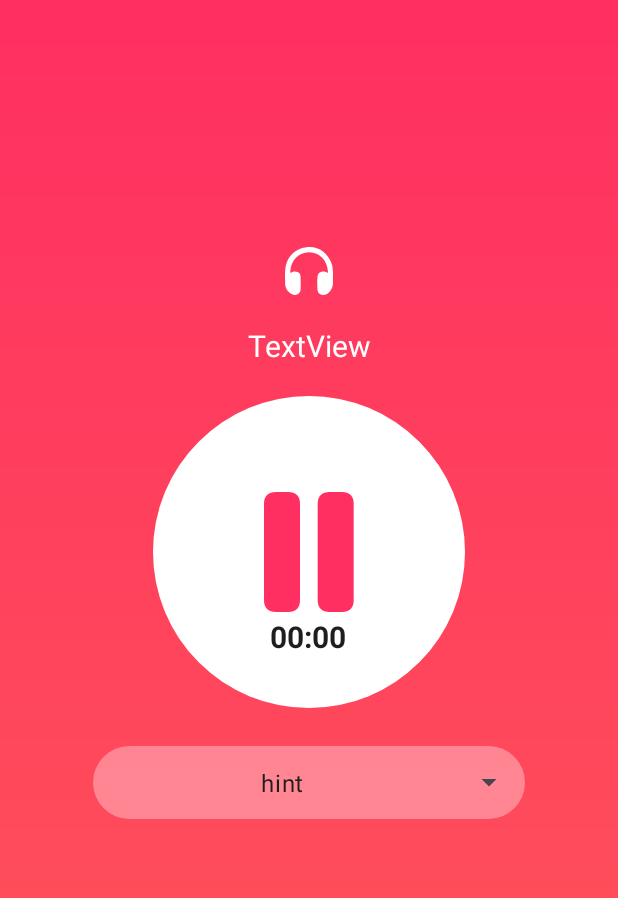
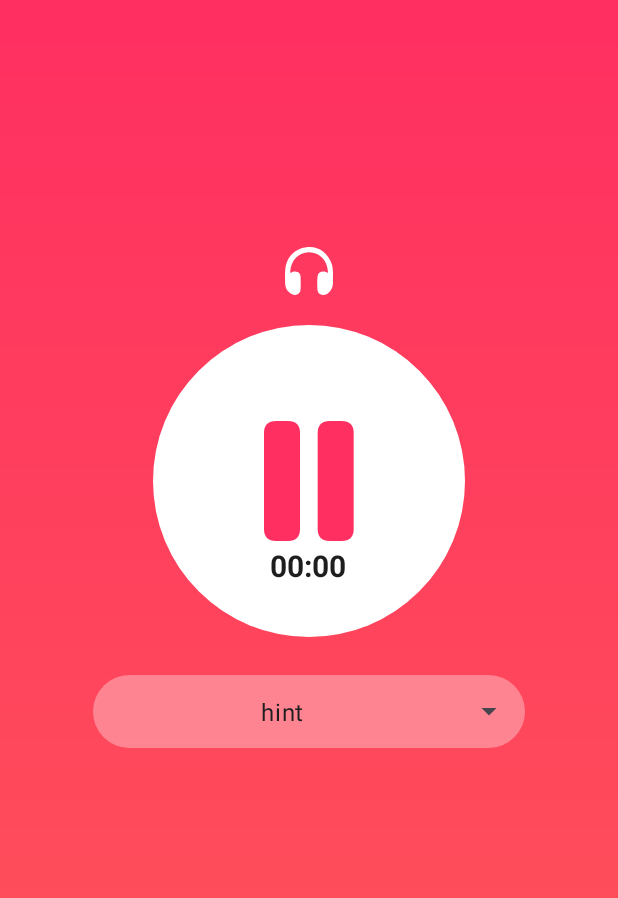
Before and after one commit to RUSHES02/Weis, an Android app: the screen it shows after launch once a user with an empty profile is signed in (MainContainerActivity), after a tap on an icon or button, on a phone screen of 412 x 824 dp. Shown: the top 898 px of the screen. Run offline under Robolectric (Android 15) with nearby library versions, the light colour scheme and no system bars; our stand-ins replace Firebase (no records; nobody signed in at launch, a user with empty details on screens opened directly); 6 statements that could not run were skipped.

Commit message:
goal passed from goal to play music fragment

```diff
--- a/app/src/main/java/com/example/weis/ui/activity/MainContainerActivity.kt
+++ b/app/src/main/java/com/example/weis/ui/activity/MainContainerActivity.kt
@@ -5,6 +5,7 @@ import android.graphics.PorterDuffColorFilter
 import android.graphics.drawable.Drawable
 import androidx.appcompat.app.AppCompatActivity
 import android.os.Bundle
+import android.util.Log
 import android.view.View
 import android.widget.ImageView
 import android.widget.TextView
@@ -12,25 +13,29 @@ import androidx.core.content.ContextCompat
 import com.example.weis.R
 import com.example.weis.databinding.ActivityMainContainerBinding
 import com.example.weis.adapter.ViewPagerAdapter
-import com.example.weis.ui.fragment.HomeFragment
-import com.example.weis.ui.fragment.FocusFragment
-import com.example.weis.ui.fragment.GoalsFragment
+import com.example.weis.modals.Goal
+import com.example.weis.ui.fragment.mainFragments.HomeFragment
+import com.example.weis.ui.fragment.mainFragments.focusFragments.FocusFragment
+import com.example.weis.ui.fragment.mainFragments.goalFragments.GoalsFragment
 import com.google.android.material.tabs.TabLayout
 import com.google.android.material.tabs.TabLayout.OnTabSelectedListener
 import com.google.android.material.tabs.TabLayoutMediator
 
-class MainContainerActivity : AppCompatActivity() {
+class MainContainerActivity : AppCompatActivity(){
+    private lateinit var binding: ActivityMainContainerBinding
+    private lateinit var viewPagerAdapter : ViewPagerAdapter
 
-    private lateinit var binding: ActivityMainContainerBinding
     override fun onCreate(savedInstanceState: Bundle?) {
         super.onCreate(savedInstanceState)
-
+        //setting up the binder class
         binding = ActivityMainContainerBinding.inflate(layoutInflater)
         setContentView(binding.root)
 
+        //setting the status bar color
         window.statusBarColor = ContextCompat.getColor(this, R.color.primaryColor)
 
-        val viewPagerAdapter = ViewPagerAdapter(this)
+        //initializing and setting up hte view pager with the fragments
+        viewPagerAdapter = ViewPagerAdapter(this)
         viewPagerAdapter.addFragment(
             FocusFragment(),
             getString(R.string.focus),
@@ -50,35 +55,28 @@ class MainContainerActivity : AppCompatActivity() {
             getColorIcon(R.drawable.ic_notes, R.color.primaryColor)
         )
 
+
         binding.viewPagerMain.adapter = viewPagerAdapter
+        //setting the default fragment
         binding.viewPagerMain.setCurrentItem(1, true)
 
+        //attaching the tab layout with the view pager
         TabLayoutMediator(binding.tabLayout, binding.viewPagerMain) { tab, position ->
             val customTabView = viewPagerAdapter.getTabView(position)
             tab.customView = customTabView
+            //selecting the second tab
             if(position == 1){
-                tab.let {
-                    val customTabView = it.customView
-                    val tabIconImageView = customTabView?.findViewById<ImageView>(R.id.tabIcon)
-                    val tabNameTextView = customTabView?.findViewById<TextView>(R.id.tabName)
-
-                    tabIconImageView?.setColorFilter(ContextCompat.getColor(this@MainContainerActivity, R.color.primaryColor))
-                    tabNameTextView?.setTextColor(ContextCompat.getColor(this@MainContainerActivity, R.color.primaryColor))
-                }
+                setTab(tab, R.color.primaryColor)
             }
         }.attach()
         binding.tabLayout.getTabAt(1)?.select()
 
+        //to specify the changes while a tab is selected or unselected
         binding.tabLayout.addOnTabSelectedListener(object : OnTabSelectedListener{
             override fun onTabSelected(tab: TabLayout.Tab?) {
-                tab?.let {
-                    val customTabView = it.customView
-                    val tabIconImageView = customTabView?.findViewById<ImageView>(R.id.tabIcon)
-                    val tabNameTextView = customTabView?.findViewById<TextView>(R.id.tabName)
 
-                    tabIconImageView?.setColorFilter(ContextCompat.getColor(this@MainContainerActivity, R.color.primaryColor))
-                    tabNameTextView?.setTextColor(ContextCompat.getColor(this@MainContainerActivity, R.color.primaryColor))
-                }
+                setTab(tab, R.color.primaryColor)
+                //if the first tab is selected hide the tab layout
                 if(tab?.position == 0){
                     binding.cardTabLay.visibility = View.GONE
                 }else{
@@ -86,34 +84,50 @@ class MainContainerActivity : AppCompatActivity() {
                 }
             }
 
+            //when a tab is unselected
             override fun onTabUnselected(tab: TabLayout.Tab?) {
-                tab?.let {
-                    val customTabView = it.customView
-                    val tabIconImageView = customTabView?.findViewById<ImageView>(R.id.tabIcon)
-                    val tabNameTextView = customTabView?.findViewById<TextView>(R.id.tabName)
-
-                    tabIconImageView?.setColorFilter(ContextCompat.getColor(this@MainContainerActivity, R.color.grey))
-                    tabNameTextView?.setTextColor(ContextCompat.getColor(this@MainContainerActivity, R.color.grey))
-                }
+                setTab(tab, R.color.grey)
             }
 
+            //when a tab is unselected
             override fun onTabReselected(tab: TabLayout.Tab?) {
-                tab?.let {
-                    val customTabView = it.customView
-                    val tabIconImageView = customTabView?.findViewById<ImageView>(R.id.tabIcon)
-                    val tabNameTextView = customTabView?.findViewById<TextView>(R.id.tabName)
-
-                    tabIconImageView?.setColorFilter(ContextCompat.getColor(this@MainContainerActivity, R.color.primaryColor))
-                    tabNameTextView?.setTextColor(ContextCompat.getColor(this@MainContainerActivity, R.color.primaryColor))
-                }
+                setTab(tab, R.color.primaryColor)
             }
 
         })
     }
 
+    //function to set the tab layout and the color
+    private fun setTab(tab : TabLayout.Tab?, color : Int){
+        tab?.let {
+            val customTabView = it.customView
+            val tabIconImageView = customTabView?.findViewById<ImageView>(R.id.tabIcon)
+            val tabNameTextView = customTabView?.findViewById<TextView>(R.id.tabName)
+
+            tabIconImageView?.setColorFilter(ContextCompat.getColor(this@MainContainerActivity, color))
+            tabNameTextView?.setTextColor(ContextCompat.getColor(this@MainContainerActivity, color))
+        }
+    }
+
+    //function to change the color of an xml icon drawable
     private fun getColorIcon(icon: Int, color: Int): Drawable? {
         val drawable = ContextCompat.getDrawable(this, icon)?.mutate()
         drawable?.colorFilter = PorterDuffColorFilter(ContextCompat.getColor(this, color), PorterDuff.Mode.SRC_IN)
         return drawable
     }
+
+    fun changeTab(position : Int, goal : Goal) {
+        Log.d("Start button","main container")
+        binding.viewPagerMain.setCurrentItem(position, true)
+        when(val frag = getCurrentFrag()){
+            is FocusFragment -> frag.receiveData(goal)
+        }
+    }
+
+    private fun getCurrentFrag() = supportFragmentManager.findFragmentByTag("f${binding.viewPagerMain.currentItem}")
+//    override fun sendData(data: Goal?) {
+////        val tag = "android:switcher:"+R.id.viewPagerMain.toString()+":"+1
+//        val fm = FocusFragment()
+//        fm.receiveData(data)
+//    }
 }
--- a/app/src/main/java/com/example/weis/ui/fragment/FocusFragment.kt
+++ /dev/null
@@ -1,36 +0,0 @@
-package com.example.weis.ui.fragment
-
-import android.os.Bundle
-import android.view.LayoutInflater
-import android.view.View
-import android.view.ViewGroup
-import androidx.fragment.app.Fragment
-import com.example.weis.databinding.FragmentFocusBinding
-
-class FocusFragment : Fragment() {
-
-    private lateinit var binding : FragmentFocusBinding
-    override fun onCreateView(
-        inflater: LayoutInflater, container: ViewGroup?,
-        savedInstanceState: Bundle?
-    ): View {
-        // Inflate the layout for this fragment
-        binding = FragmentFocusBinding.inflate(inflater, container, false)
-        return binding.root
-    }
-
-    override fun onViewCreated(view: View, savedInstanceState: Bundle?) {
-//        val childFragmentManager = childFragmentManager
-//
-//        val nestedFragment = StartMusicFragment()
-//        childFragmentManager.beginTransaction()
-//            .replace(R.id.fragContFocus, nestedFragment)
-//            .commit()
-    }
-
-//    interface OnNestedFragmentInteractionListener {
-//        fun onInteraction(data: String)
-//    }
-//
-
-}
--- a/app/src/main/java/com/example/weis/ui/fragment/HomeFragment.kt
+++ b/app/src/main/java/com/example/weis/ui/fragment/mainFragments/HomeFragment.kt
@@ -1,4 +1,4 @@
-package com.example.weis.ui.fragment
+package com.example.weis.ui.fragment.mainFragments
 
 import android.content.Context
 import android.content.Intent
--- a/app/src/main/java/com/example/weis/ui/fragment/musicFragments/GoalFinishedFragment.kt
+++ b/app/src/main/java/com/example/weis/ui/fragment/mainFragments/focusFragments/sub/GoalFinishedFragment.kt
@@ -1,4 +1,4 @@
-package com.example.weis.ui.fragment.musicFragments
+package com.example.weis.ui.fragment.mainFragments.focusFragments.sub
 
 import android.os.Bundle
 import androidx.fragment.app.Fragment
--- a/app/src/main/java/com/example/weis/ui/fragment/musicFragments/PlayFragment.kt
+++ b/app/src/main/java/com/example/weis/ui/fragment/mainFragments/focusFragments/sub/PlayFragment.kt
@@ -1,4 +1,4 @@
-package com.example.weis.ui.fragment.musicFragments
+package com.example.weis.ui.fragment.mainFragments.focusFragments.sub
 
 import android.media.MediaPlayer
 import android.os.Bundle
@@ -11,11 +11,12 @@ import androidx.core.content.res.ResourcesCompat
 import androidx.fragment.app.Fragment
 import com.example.weis.R
 import com.example.weis.databinding.FragmentPlayBinding
+import com.example.weis.modals.Goal
 
-class PlayFragment : Fragment() {
+class PlayFragment(private val goal : Goal? = null) : Fragment() {
 
 
-    private lateinit var binder : FragmentPlayBinding
+    private lateinit var binding : FragmentPlayBinding
     private val handler = android.os.Handler()
     lateinit var mediaPlayer :MediaPlayer
     private val musics = arrayOf("Black Hole", "Rain On Car Window")
@@ -30,8 +31,8 @@ class PlayFragment : Fragment() {
         savedInstanceState: Bundle?
     ): View {
         // Inflate the layout for this fragment
-        binder = FragmentPlayBinding.inflate(inflater, container, false)
-        return binder.root
+        binding = FragmentPlayBinding.inflate(inflater, container, false)
+        return binding.root
     }
 
     private var state  = MediaState.OFF
@@ -40,9 +41,15 @@ class PlayFragment : Fragment() {
         mediaPlayer = MediaPlayer.create(context, R.raw.rain_car_win)
         mediaPlayer.isLooping = false
 
+        if(goal != null){
+            binding.textGoalComp.text = goal.goal
+        }else{
+            binding.textGoalComp.visibility = View.GONE
+        }
+
         val musicOptions : ArrayAdapter<String> = ArrayAdapter(requireContext(), R.layout.music_list_item, musicList.keys.toTypedArray())
-        binder.musicOptions.setAdapter(musicOptions)
-        binder.musicOptions.onItemClickListener = AdapterView.OnItemClickListener {
+        binding.musicOptions.setAdapter(musicOptions)
+        binding.musicOptions.onItemClickListener = AdapterView.OnItemClickListener {
             parent, view, position, id ->
             val key : String? = parent?.getItemAtPosition(position)?.toString()
             val resourceId: Int? = key?.let { musicList[it] }
@@ -56,25 +63,25 @@ class PlayFragment : Fragment() {
 
         }
 
-        binder.musicOptions.setDropDownBackgroundDrawable(
+        binding.musicOptions.setDropDownBackgroundDrawable(
             ResourcesCompat.getDrawable(
                 resources,
                 R.drawable.bg_text_box,
                 null
             )
         )
-        binder.musicOptions.setDropDownBackgroundResource(R.color.translucent)
+        binding.musicOptions.setDropDownBackgroundResource(R.color.translucent)
 
 
-        binder.imgBtnPlayPause.setOnClickListener{
+        binding.imgBtnPlayPause.setOnClickListener{
             if(state == MediaState.OFF){
                 state = MediaState.ON
                 mediaPlayer.start()
-                binder.imgBtnPlayPause.setImageResource(R.drawable.ic_pause)
+                binding.imgBtnPlayPause.setImageResource(R.drawable.ic_pause)
             }else{
                 state = MediaState.OFF
                 mediaPlayer.pause()
-                binder.imgBtnPlayPause.setImageResource(R.drawable.ic_play)
+                binding.imgBtnPlayPause.setImageResource(R.drawable.ic_play)
              }
         }
         startPeriodicTask()
--- a/app/src/main/java/com/example/weis/ui/fragment/musicFragments/StartMusicFragment.kt
+++ b/app/src/main/java/com/example/weis/ui/fragment/mainFragments/focusFragments/sub/StartMusicFragment.kt
@@ -1,4 +1,4 @@
-package com.example.weis.ui.fragment.musicFragments
+package com.example.weis.ui.fragment.mainFragments.focusFragments.sub
 
 import android.os.Bundle
 import android.util.Log
@@ -8,9 +8,10 @@ import android.view.View
 import android.view.ViewGroup
 import com.example.weis.R
 import com.example.weis.databinding.FragmentStartMusicBinding
+import com.example.weis.modals.Goal
+import com.example.weis.ui.fragment.mainFragments.focusFragments.sub.PlayFragment
 
-class StartMusicFragment : Fragment() {
-
+class StartMusicFragment(private val goal : Goal? = null) : Fragment() {
 
     private lateinit var binding : FragmentStartMusicBinding
     override fun onCreateView(
@@ -25,7 +26,7 @@ class StartMusicFragment : Fragment() {
     override fun onViewCreated(view: View, savedInstanceState: Bundle?) {
         binding.imgBtnPlay.setOnClickListener{
             Log.d("start music", "sensed clicked")
-            val newFragment = PlayFragment()
+            val newFragment = PlayFragment(goal)
             val fragmentManager = parentFragmentManager
             val transaction = fragmentManager.beginTransaction()
             transaction.replace(R.id.fragContFocus, newFragment)
@@ -33,11 +34,4 @@ class StartMusicFragment : Fragment() {
             transaction.commit()
         }
     }
-//
-//    class ParentFragment : Fragment(), FocusFragment.OnNestedFragmentInteractionListener {
-//        override fun onInteraction(data: String) {
-//            // Handle the interaction
-//        }
-//    }
-
 }
--- a/app/src/main/java/com/example/weis/viewModel/GoalViewModel.kt
+++ b/app/src/main/java/com/example/weis/viewModel/GoalViewModel.kt
@@ -5,7 +5,7 @@ import androidx.lifecycle.ViewModel
 class GoalViewModel : ViewModel() {
 
     fun convertDate(year: Int, month: Int, day: Int) : String {
-        return ("$day/$month/${year%100}")
+        return ("$day/${month + 1}/${year%100}")
     }
 
     fun convertTime(hour: Int, minute: Int) : String{
--- a/app/src/main/res/layout/activity_main_container.xml
+++ b/app/src/main/res/layout/activity_main_container.xml
@@ -28,7 +28,8 @@
             android:id="@+id/tabLayout"
             android:layout_width="match_parent"
             android:layout_height="wrap_content"
-            android:elevation="10dp">
+            android:elevation="10dp"
+            app:tabIndicatorColor="@color/primaryColor">
 
         </com.google.android.material.tabs.TabLayout>
 
--- a/app/src/main/res/layout/fragment_focus.xml
+++ b/app/src/main/res/layout/fragment_focus.xml
@@ -6,11 +6,11 @@
     android:layout_width="match_parent"
     android:layout_height="match_parent"
     android:background="@drawable/bg_screen_grad"
-    tools:context=".ui.fragment.FocusFragment" >
+    tools:context=".ui.fragment.mainFragments.focusFragments.FocusFragment" >
 
     <androidx.fragment.app.FragmentContainerView
         android:id="@+id/fragContFocus"
-        android:name="com.example.weis.ui.fragment.musicFragments.StartMusicFragment"
+        android:name="com.example.weis.ui.fragment.mainFragments.focusFragments.sub.StartMusicFragment"
         android:layout_width="match_parent"
         android:layout_height="match_parent" />
 </FrameLayout>
--- a/app/src/main/res/layout/fragment_goal_finished.xml
+++ b/app/src/main/res/layout/fragment_goal_finished.xml
@@ -4,7 +4,7 @@
     xmlns:tools="http://schemas.android.com/tools"
     android:layout_width="match_parent"
     android:layout_height="match_parent"
-    tools:context=".ui.fragment.musicFragments.GoalFinishedFragment">
+    tools:context=".ui.fragment.mainFragments.focusFragments.sub.GoalFinishedFragment">
 
     <androidx.constraintlayout.widget.ConstraintLayout
         android:layout_width="match_parent"
--- a/app/src/main/res/layout/fragment_goal_set_dialog.xml
+++ b/app/src/main/res/layout/fragment_goal_set_dialog.xml
@@ -7,7 +7,7 @@
     android:layout_height="match_parent"
     android:background="@drawable/bg_text_box"
     android:backgroundTint="@color/white"
-    tools:context=".ui.fragment.GoalSetDialogFragment">
+    tools:context=".ui.fragment.mainFragments.goalFragments.GoalSetDialogFragment">
 
 
     <androidx.constraintlayout.widget.ConstraintLayout
--- a/app/src/main/res/layout/fragment_goals.xml
+++ b/app/src/main/res/layout/fragment_goals.xml
@@ -4,7 +4,7 @@
     xmlns:tools="http://schemas.android.com/tools"
     android:layout_width="match_parent"
     android:layout_height="match_parent"
-    tools:context=".ui.fragment.GoalsFragment">
+    tools:context=".ui.fragment.mainFragments.goalFragments.GoalsFragment">
 
     <androidx.constraintlayout.widget.ConstraintLayout
         android:layout_width="match_parent"
--- a/app/src/main/res/layout/fragment_play.xml
+++ b/app/src/main/res/layout/fragment_play.xml
@@ -4,7 +4,7 @@
     xmlns:tools="http://schemas.android.com/tools"
     android:layout_width="match_parent"
     android:layout_height="match_parent"
-    tools:context=".ui.fragment.musicFragments.PlayFragment">
+    tools:context=".ui.fragment.mainFragments.focusFragments.sub.PlayFragment">
 
     <androidx.constraintlayout.widget.ConstraintLayout
         android:layout_width="match_parent"
--- a/app/src/main/res/layout/fragment_start_music.xml
+++ b/app/src/main/res/layout/fragment_start_music.xml
@@ -5,7 +5,7 @@
     android:id="@+id/frameStartMusic"
     android:layout_width="match_parent"
     android:layout_height="match_parent"
-    tools:context=".ui.fragment.musicFragments.StartMusicFragment">
+    tools:context=".ui.fragment.mainFragments.focusFragments.sub.StartMusicFragment">
 
     <androidx.constraintlayout.widget.ConstraintLayout
         android:layout_width="match_parent"
```
Also changed, not shown: app/src/main/java/com/example/weis/adapter/GoalsRecyclerAdapter.kt (+34 -25 lines), app/src/main/java/com/example/weis/ui/fragment/GoalSetDialogFragment.kt (deleted, +0 -68 lines), app/src/main/java/com/example/weis/ui/fragment/mainFragments/focusFragments/FocusFragment.kt (added, +43 -0 lines), app/src/main/java/com/example/weis/ui/fragment/mainFragments/goalFragments/GoalSetDialogFragment.kt (added, +120 -0 lines), app/src/main/java/com/example/weis/ui/fragment/mainFragments/goalFragments/GoalsFragment.kt (renamed from app/src/main/java/com/example/weis/ui/fragment/GoalsFragment.kt, +7 -1 lines).
